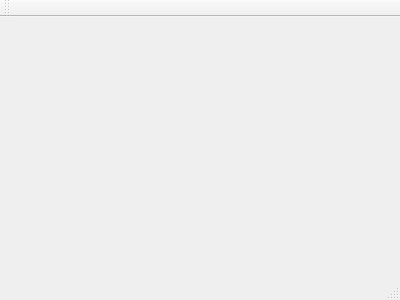
Old version of the form mainwindow.ui in the repository icprog/icp2fdb.
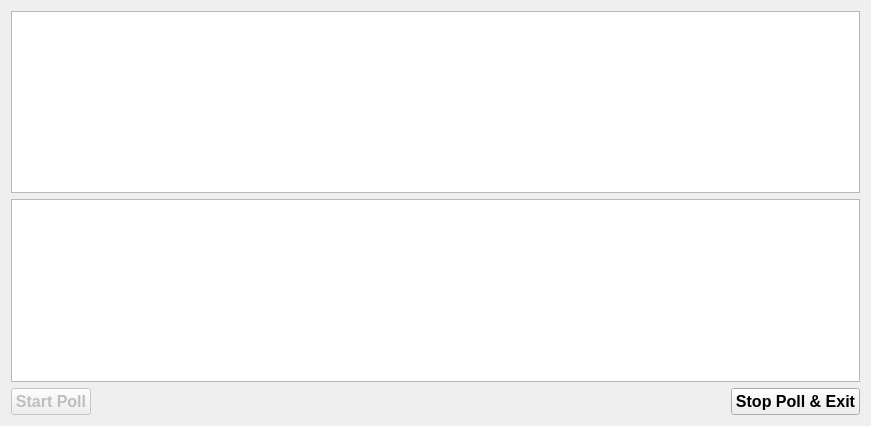
New version of the form. Icons and pictures are not drawn.

```diff
--- a/mainwindow.ui
+++ b/mainwindow.ui
@@ -1,24 +1,117 @@
 <ui version="4.0">
  <class>MainWindow</class>
- <widget class="QMainWindow" name="MainWindow" >
-  <property name="geometry" >
+ <widget class="QMainWindow" name="MainWindow">
+  <property name="geometry">
    <rect>
     <x>0</x>
     <y>0</y>
-    <width>400</width>
-    <height>300</height>
+    <width>871</width>
+    <height>426</height>
    </rect>
   </property>
   <property name="windowTitle" >
    <string>MainWindow</string>
   </property>
-  <widget class="QMenuBar" name="menuBar" />
-  <widget class="QToolBar" name="mainToolBar" />
-  <widget class="QWidget" name="centralWidget" />
-  <widget class="QStatusBar" name="statusBar" />
+  <property name="tabShape">
+   <enum>QTabWidget::Rounded</enum>
+  </property>
+  <property name="dockNestingEnabled">
+   <bool>false</bool>
+  </property>
+  <widget class="QWidget" name="centralWidget">
+   <layout class="QVBoxLayout" name="verticalLayout">
+    <item>
+     <widget class="QListWidget" name="listWidget">
+      <property name="font">
+       <font>
+        <family>Courier New</family>
+        <pointsize>10</pointsize>
+        <weight>75</weight>
+        <bold>true</bold>
+       </font>
+      </property>
+     </widget>
+    </item>
+    <item>
+     <widget class="QTextEdit" name="textEdit"/>
+    </item>
+    <item>
+     <layout class="QHBoxLayout" name="horizontalLayout">
+      <property name="topMargin">
+       <number>0</number>
+      </property>
+      <item>
+       <widget class="QPushButton" name="pushButtonRead">
+        <property name="enabled">
+         <bool>false</bool>
+        </property>
+        <property name="font">
+         <font>
+          <pointsize>12</pointsize>
+          <weight>75</weight>
+          <bold>true</bold>
+         </font>
+        </property>
+        <property name="text">
+         <string>Start Poll</string>
+        </property>
+        <property name="icon">
+         <iconset resource="res.qrc">
+          <normaloff>:/icons/gtk-refresh_8848.ico</normaloff>:/icons/gtk-refresh_8848.ico</iconset>
+        </property>
+        <property name="iconSize">
+         <size>
+          <width>50</width>
+          <height>50</height>
+         </size>
+        </property>
+       </widget>
+      </item>
+      <item>
+       <spacer name="horizontalSpacer">
+        <property name="orientation">
+         <enum>Qt::Horizontal</enum>
+        </property>
+        <property name="sizeHint" stdset="0">
+         <size>
+          <width>40</width>
+          <height>20</height>
+         </size>
+        </property>
+       </spacer>
+      </item>
+      <item>
+       <widget class="QPushButton" name="pushButtonClose">
+        <property name="font">
+         <font>
+          <pointsize>12</pointsize>
+          <weight>75</weight>
+          <bold>true</bold>
+         </font>
+        </property>
+        <property name="text">
+         <string>Stop Poll &amp;&amp; Exit</string>
+        </property>
+        <property name="icon">
+         <iconset resource="res.qrc">
+          <normaloff>:/icons/exit.ico</normaloff>:/icons/exit.ico</iconset>
+        </property>
+        <property name="iconSize">
+         <size>
+          <width>50</width>
+          <height>50</height>
+         </size>
+        </property>
+       </widget>
+      </item>
+     </layout>
+    </item>
+   </layout>
+  </widget>
  </widget>
- <layoutDefault spacing="6" margin="11" />
- <pixmapfunction></pixmapfunction>
- <resources/>
+ <layoutdefault spacing="6" margin="11"/>
+ <resources>
+  <include location="res.qrc"/>
+ </resources>
  <connections/>
 </ui>
```
Left out of the diff: 5 changed lines with no effect on the pictures.
